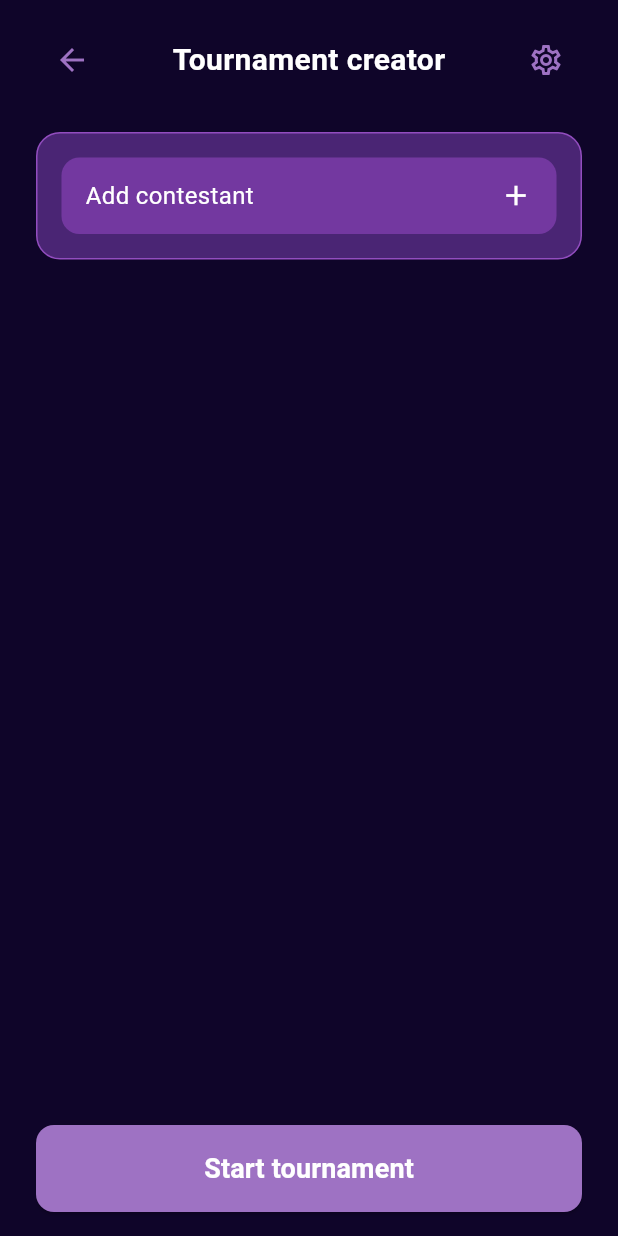
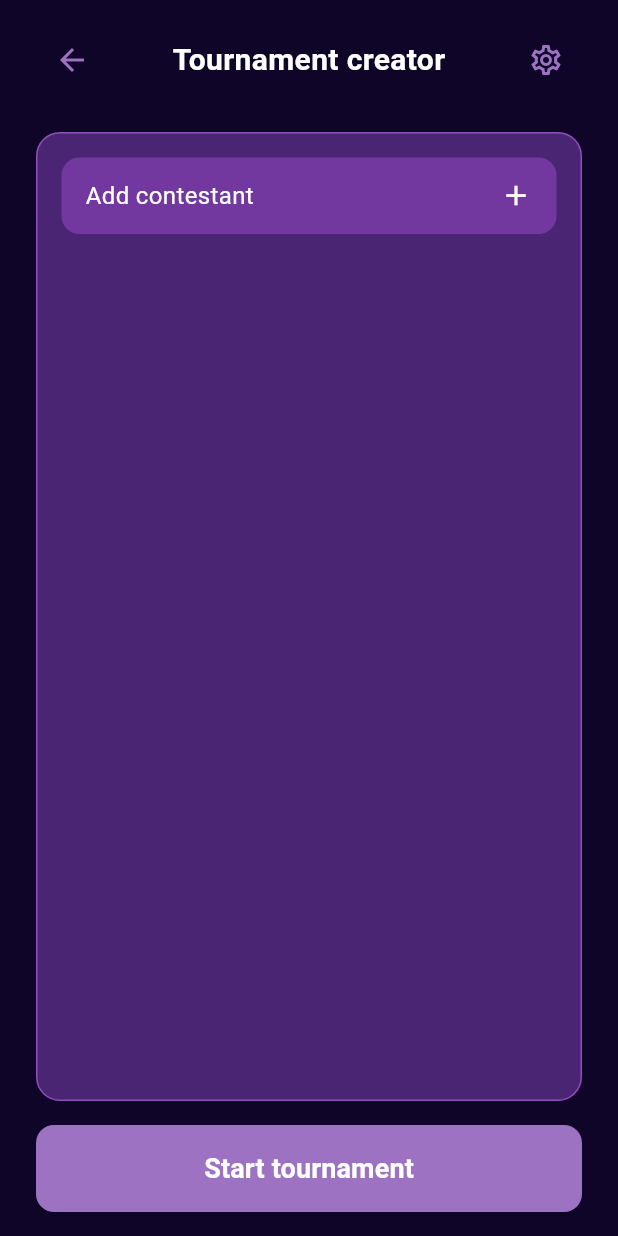
Before and after one commit to dziolex21/BracketBase, a Flutter app: the TournamentCreator screen opened directly, on a phone screen of 412 x 824 dp. Run offline on Flutter 3.47's test engine with Material 3 defaults, Android fonts, the phone set to English and light mode, and no system bars; our stand-ins replace cloud_firestore, firebase_core, image_picker; missing offline and left inert: dart:ffi; accounts and stored records are empty.

Commit message:
tournament creator scrolling

```diff
--- a/lib/views/tournament_creator.dart
+++ b/lib/views/tournament_creator.dart
@@ -122,6 +122,7 @@ class _TournamentCreatorState extends State<TournamentCreator> {
           padding: const EdgeInsets.symmetric(horizontal: 24.0, vertical: 16.0),
           child: Column(
             children: [
+              // --- HEADER ---
               Row(
                 mainAxisAlignment: MainAxisAlignment.spaceBetween,
                 children: [
@@ -147,14 +148,18 @@ class _TournamentCreatorState extends State<TournamentCreator> {
                       Navigator.push(
                         context,
                         MaterialPageRoute(
-                            builder: (context) => const TournamentSettings()),
+                          builder: (context) => const TournamentSettings(),
+                        ),
                       );
                     },
                   ),
                 ],
               ),
               const SizedBox(height: 24.0),
-              Container(
+
+              // --- LISTA KTÓRA MA BRAĆ CAŁĄ WOLNĄ WYSOKOŚĆ ---
+              Expanded(
+                child: Container(
                   padding: const EdgeInsets.all(16.0),
                   decoration: BoxDecoration(
                     color: AppColors.purple4,
@@ -162,7 +167,6 @@ class _TournamentCreatorState extends State<TournamentCreator> {
                     border: Border.all(color: AppColors.purple2),
                   ),
                   child: ListView.separated(
-                  shrinkWrap: true,
                     itemCount: _contestants.length + 1,
                     separatorBuilder: (context, index) =>
                     const SizedBox(height: 12.0),
@@ -174,7 +178,11 @@ class _TournamentCreatorState extends State<TournamentCreator> {
                     },
                   ),
                 ),
-              const Spacer(),
+              ),
+
+              const SizedBox(height: 16.0),
+
+              // --- BUTTON NA DOLE ---
               SizedBox(
                 width: double.infinity,
                 child: ElevatedButton(
@@ -191,7 +199,8 @@ class _TournamentCreatorState extends State<TournamentCreator> {
                     style: TextStyle(
                       fontSize: 18,
                       color: Colors.white,
-                        fontWeight: FontWeight.bold),
+                      fontWeight: FontWeight.bold,
+                    ),
                   ),
                 ),
               ),
@@ -201,6 +210,7 @@ class _TournamentCreatorState extends State<TournamentCreator> {
       ),
     );
   }
+
 
   Widget _buildContestantTile(BuildContext context, int index) {
     return GestureDetector(
```
Lines whose indentation alone changed are shown as unchanged.
